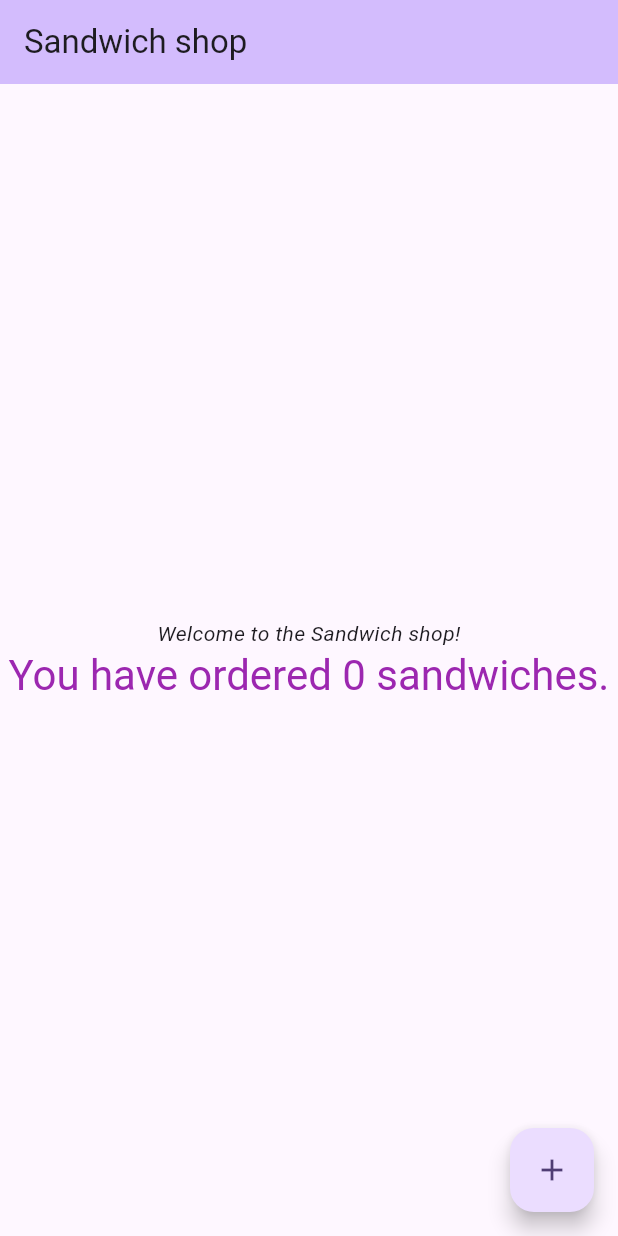
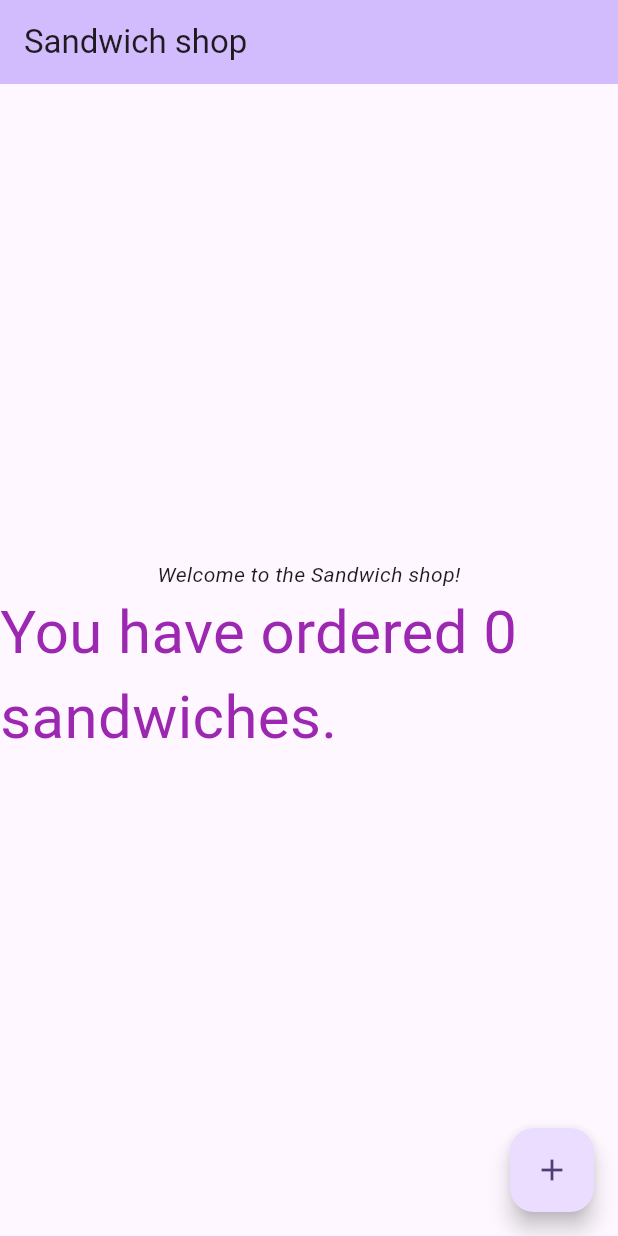
Before and after one commit to HiroNormal/sandwich_shop, a Flutter app: the screen it shows after launch, on a phone screen of 412 x 824 dp. Run offline on Flutter 3.47's test engine with Material 3 defaults, Android fonts, the phone set to English and light mode, and no system bars.

Commit message:
Simpler purple text

```diff
--- a/flutter_application_1/lib/main.dart
+++ b/flutter_application_1/lib/main.dart
@@ -108,7 +108,7 @@ class _MyHomePageState extends State<MyHomePage> {
             style: TextStyle(fontStyle: FontStyle.italic),),
             Text(
               'You have ordered $_counter sandwiches.',
-              style: Theme.of(context).textTheme.headlineMedium?.copyWith(color: Colors.purple,)
+              style: TextStyle(color: Colors.purple, fontSize: 40)
             ),
           ],
         )
```
